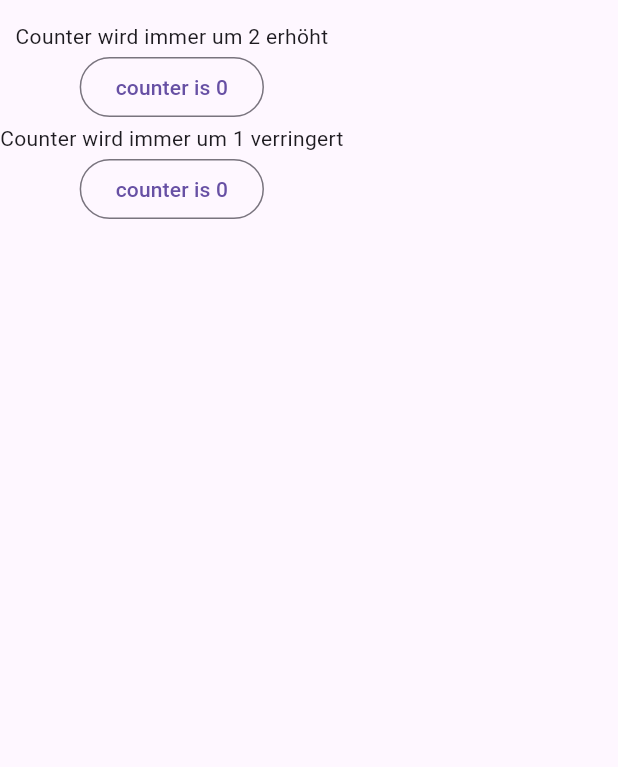
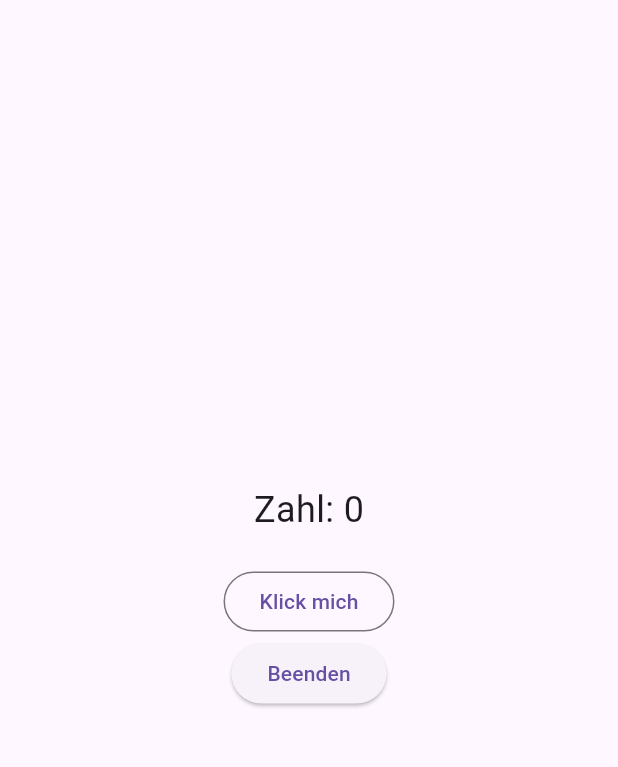
Before and after one commit to jchillah/ts_5_0_2_widget_lifecycle, a Flutter app: the screen it shows after launch, on a phone screen of 412 x 824 dp, the part 63-830 px from its top. Run offline on Flutter 3.47's test engine with Material 3 defaults, Android fonts, the phone set to English and light mode, and no system bars.

Commit message:
added button to show when dispose ran

```diff
--- a/lib/src/features/Screens/main_screen/presentation/main_screen.dart
+++ b/lib/src/features/Screens/main_screen/presentation/main_screen.dart
@@ -4,61 +4,54 @@ class MainScreen extends StatefulWidget {
   const MainScreen({super.key});
 
   @override
-  State<MainScreen> createState() => _MainScreenState();
+  MainScreenState createState() => MainScreenState();
 }
 
-class _MainScreenState extends State<MainScreen> {
-  int counter = 0;
+class MainScreenState extends State<MainScreen> {
+  int _counter = 0;
 
   @override
   void initState() {
     super.initState();
-    print("initState function is running now");
+    debugPrint('initState() wurde aufgerufen.');
+  }
+
+  @override
+  void dispose() {
+    debugPrint('dispose() wurde aufgerufen.');
+    super.dispose();
+  }
+
+  void _incrementCounter() {
+    setState(() {
+      _counter += 2;
+    });
   }
 
   @override
   Widget build(BuildContext context) {
-    print("Build function is running");
+    debugPrint("build() wurde aufgerufen");
     return Scaffold(
       appBar: AppBar(
-        title: const Text("TS 5.0.2 Widget Lifecycle"),
+        title: const Text('TS 5.0.2 Widget Lifecycle'),
       ),
-      body: Row(
-        children: [
-          Column(
-            children: [
-              const Text("Counter wird immer um 2 erhöht"),
-              OutlinedButton(
-                onPressed: () {
-                  setState(() {
-                    counter += 2;
-                    print(
-                        "Counter wurde um 2 erhöht und steht jetzt bei $counter");
-                  });
-                },
-                child: Text("counter is $counter"),
-              ),
-              const Text("Counter wird immer um 1 verringert"),
-              OutlinedButton(
-                onPressed: () {
-                  setState(() {
-                    counter--;
-                    print(
-                        "Counter wurde um 1 verringert und steht jetzt bei $counter");
-                  });
-                },
-                child: Text("counter is $counter"),
-              )
-            ],
-          ),
-        ],
+      body: Center(
+        child: Column(
+          mainAxisAlignment: MainAxisAlignment.center,
+          children: <Widget>[
+            Text(
+              'Zahl: $_counter',
+              style: const TextStyle(fontSize: 24),
+            ),
+            const SizedBox(height: 20),
+            OutlinedButton(
+              onPressed: _incrementCounter,
+              child: const Text('Klick mich'),
+            ),
+            ElevatedButton(onPressed: dispose, child: const Text("Beenden"))
+          ],
+        ),
       ),
     );
   }
 }
-
-@override
-void dispose() {
-  print("dispose ran");
-  dispose();
-}
```
